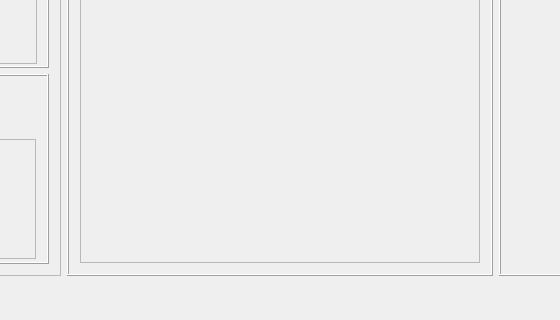
First picture: the form in mainwindow.ui, repository DaDarkDan/CookAndBakeryDb, before the edit; both pictures show x 303 to 863 and y 378 to 698 of the 1224 by 698 pixel window.
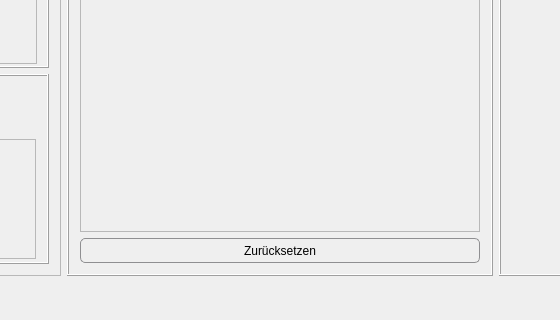
Second picture: the form after the edit.

Commit message: Updated search functionality

What changed in the file:
```diff
--- a/mainwindow.ui
+++ b/mainwindow.ui
@@ -648,12 +648,25 @@
                 <x>0</x>
                 <y>0</y>
                 <width>398</width>
-                <height>560</height>
+                <height>529</height>
                </rect>
               </property>
              </widget>
             </widget>
            </item>
+           <item>
+            <widget class="QPushButton" name="searchResetButton">
+             <property name="minimumSize">
+              <size>
+               <width>200</width>
+               <height>25</height>
+              </size>
+             </property>
+             <property name="text">
+              <string>Zurücksetzen</string>
+             </property>
+            </widget>
+           </item>
           </layout>
          </widget>
         </item>
```
Left out of the diff: 251 changed lines with no effect on the pictures. The commit also changes 5 other files.
